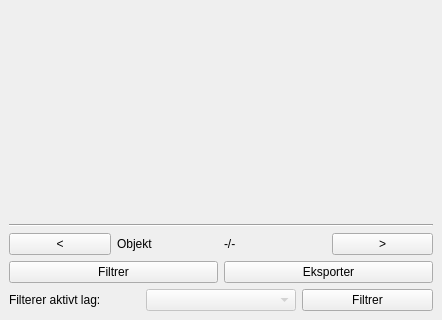
Qt form ui/infoWidget.ui (KaspArno/Tilgjengelighet) before a commit; both pictures show x 0 to 442 and y 467 to 787 of the 442 by 787 pixel window.
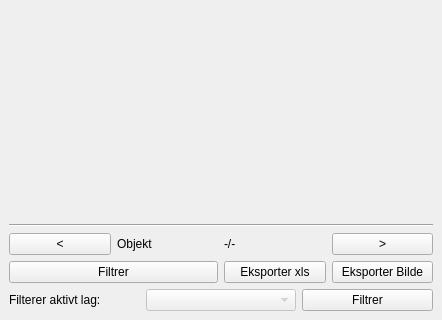
The same form after that commit.

Commit message:
Lagt inn muligheten til å exportere til exel og bilde
Endret noe på hvordan man lagerer export filene, foreløpig tatt ut cvs, lagt inn none flere knapper i infoWidget

```diff
--- a/ui/infoWidget.ui
+++ b/ui/infoWidget.ui
@@ -149,7 +149,7 @@
        </layout>
       </item>
       <item>
-       <layout class="QHBoxLayout" name="horizontalLayout_3">
+       <layout class="QHBoxLayout" name="horizontalLayout_7">
         <item>
          <widget class="QPushButton" name="pushButton_filtrer">
           <property name="whatsThis">
@@ -161,14 +161,25 @@
          </widget>
         </item>
         <item>
+         <layout class="QHBoxLayout" name="horizontalLayout_3">
+          <item>
          <widget class="QPushButton" name="pushButton_exporter">
           <property name="whatsThis">
            <string>&lt;html&gt;&lt;head/&gt;&lt;body&gt;&lt;p&gt;&lt;span style=&quot; font-size:12pt;&quot;&gt;Eksporter data&lt;/span&gt;&lt;/p&gt;&lt;/body&gt;&lt;/html&gt;</string>
           </property>
           <property name="text">
-           <string>Eksporter</string>
-          </property>
-         </widget>
+             <string>Eksporter xls</string>
+            </property>
+           </widget>
+          </item>
+          <item>
+           <widget class="QPushButton" name="pushButton_exporterBilde">
+            <property name="text">
+             <string>Eksporter Bilde</string>
+            </property>
+           </widget>
+          </item>
+         </layout>
         </item>
        </layout>
       </item>
```
Lines whose indentation alone changed are shown as unchanged. The commit also changes 18 other files.
